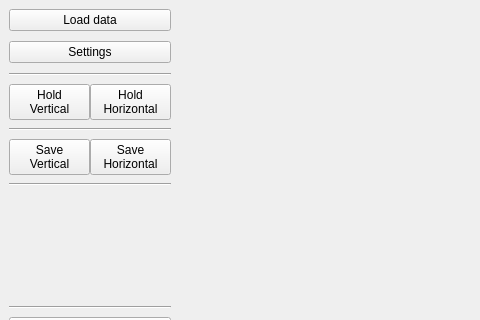
First picture: the form in form.ui, repository sstendahl/GIScan, before the edit; both pictures show x 0 to 480 and y 0 to 320 of the 1095 by 722 pixel window.
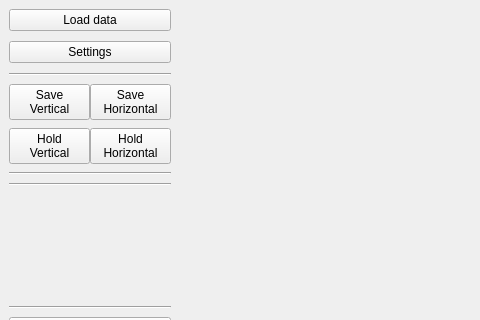
Second picture: the form after the edit.

Patch:
```diff
--- a/form.ui
+++ b/form.ui
@@ -388,38 +388,6 @@
         </item>
        </layout>
       </item>
-      <item row="4" column="0">
-       <layout class="QHBoxLayout" name="save_buttons">
-        <item>
-         <widget class="QPushButton" name="saveVertical">
-          <property name="sizePolicy">
-           <sizepolicy hsizetype="Preferred" vsizetype="Fixed">
-            <horstretch>0</horstretch>
-            <verstretch>0</verstretch>
-           </sizepolicy>
-          </property>
-          <property name="text">
-           <string>Save
-Vertical</string>
-          </property>
-         </widget>
-        </item>
-        <item>
-         <widget class="QPushButton" name="saveHorizontal">
-          <property name="sizePolicy">
-           <sizepolicy hsizetype="Minimum" vsizetype="Fixed">
-            <horstretch>0</horstretch>
-            <verstretch>0</verstretch>
-           </sizepolicy>
-          </property>
-          <property name="text">
-           <string>Save
-Horizontal</string>
-          </property>
-         </widget>
-        </item>
-       </layout>
-      </item>
       <item row="16" column="0">
        <layout class="QVBoxLayout" name="FWHM" stretch="0,0,0,0">
         <property name="spacing">
@@ -510,6 +478,38 @@
         </property>
        </widget>
       </item>
+      <item row="1" column="0">
+       <layout class="QHBoxLayout" name="save_buttons">
+        <item>
+         <widget class="QPushButton" name="saveVertical">
+          <property name="sizePolicy">
+           <sizepolicy hsizetype="Preferred" vsizetype="Fixed">
+            <horstretch>0</horstretch>
+            <verstretch>0</verstretch>
+           </sizepolicy>
+          </property>
+          <property name="text">
+           <string>Save
+Vertical</string>
+          </property>
+         </widget>
+        </item>
+        <item>
+         <widget class="QPushButton" name="saveHorizontal">
+          <property name="sizePolicy">
+           <sizepolicy hsizetype="Minimum" vsizetype="Fixed">
+            <horstretch>0</horstretch>
+            <verstretch>0</verstretch>
+           </sizepolicy>
+          </property>
+          <property name="text">
+           <string>Save
+Horizontal</string>
+          </property>
+         </widget>
+        </item>
+       </layout>
+      </item>
      </layout>
     </item>
     <item>
```
